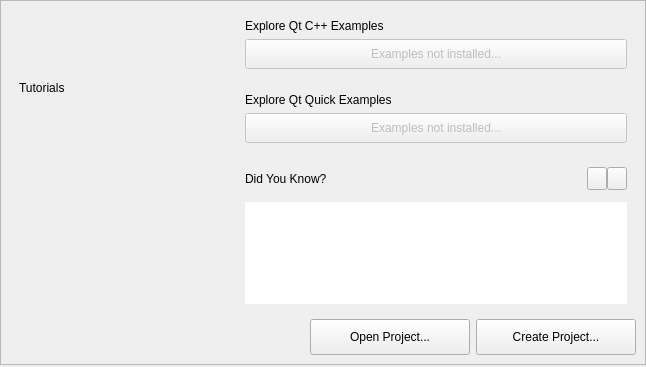
Old version of the form src/plugins/qt4projectmanager/gettingstartedwelcomepagewidget.ui in the repository qt-creator/qt-creator.
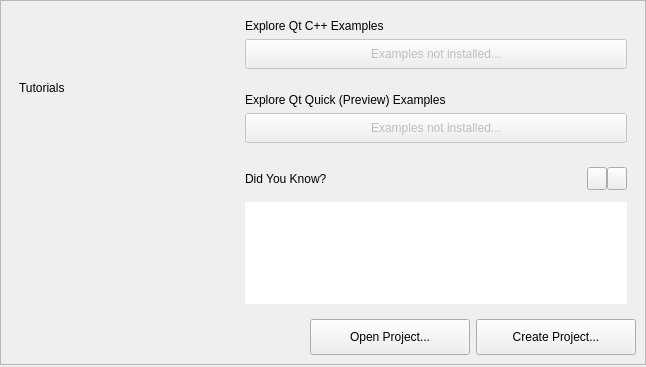
New version of the form. Icons and pictures are not drawn. Custom widgets are drawn as their Qt base class.

Commit message: Mark QML support in Qt Creator 2.0 as preview

```diff
--- a/src/plugins/qt4projectmanager/gettingstartedwelcomepagewidget.ui
+++ b/src/plugins/qt4projectmanager/gettingstartedwelcomepagewidget.ui
@@ -139,7 +139,7 @@
          <item>
           <widget class="Utils::WelcomeModeLabel" name="demoTitleLabel_2">
            <property name="text">
-            <string>Explore Qt Quick Examples</string>
+            <string>Explore Qt Quick (Preview) Examples</string>
            </property>
           </widget>
          </item>
```
Left out of the diff: 4 changed lines with no effect on the pictures. The commit also changes 4 other files.
